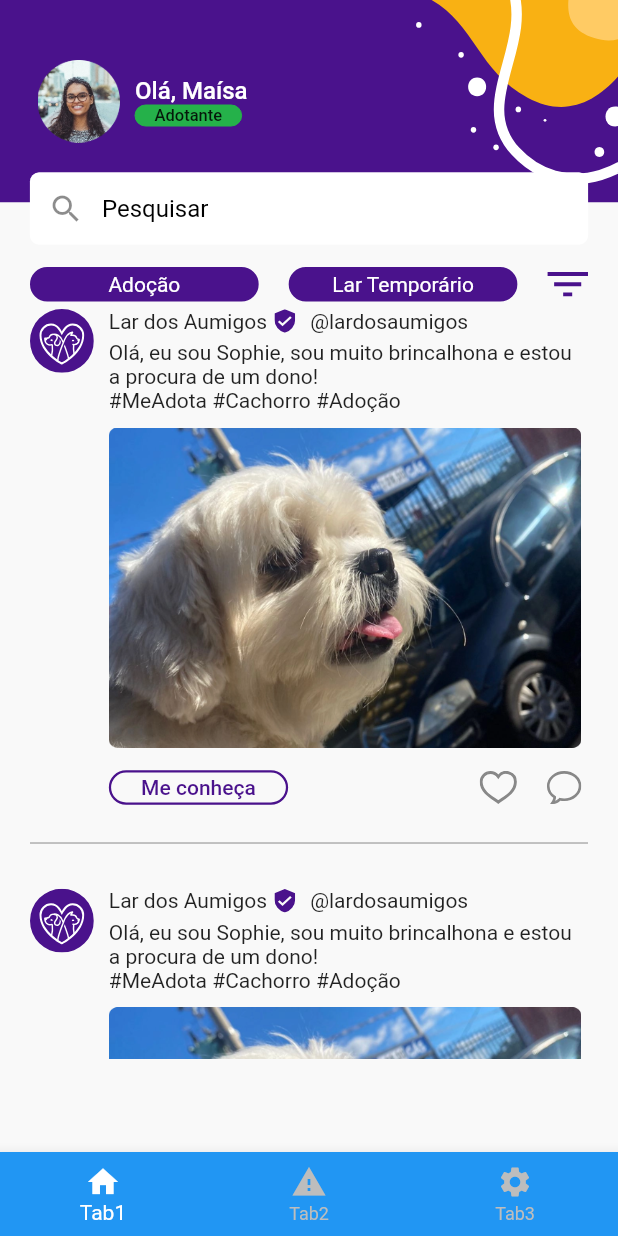
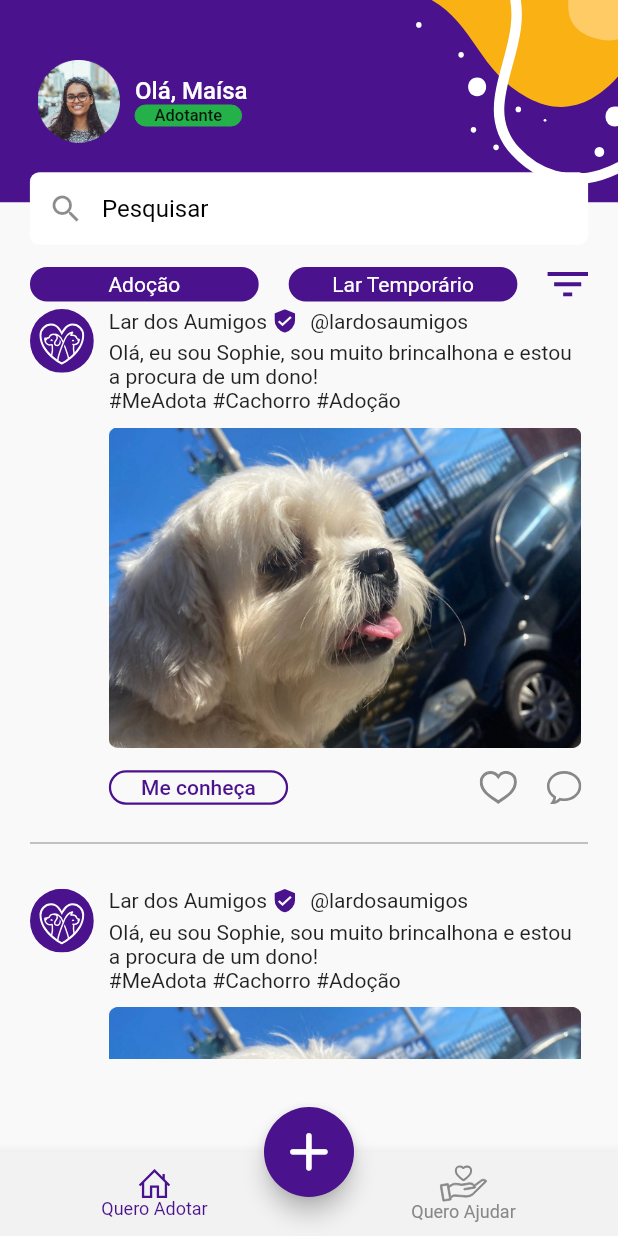
Before and after one commit to MarcalDev/PetBuddy, a Flutter app: the screen it shows after launch, on a phone screen of 412 x 824 dp. Run offline on Flutter 3.47's test engine with Material 2 defaults, Android fonts, the phone set to English and light mode, and no system bars; our stand-ins replace flutter_svg.

Commit message:
Ajustes para tab bar

```diff
--- a/lib/app/modules/home/pages/menu_principal_page.dart
+++ b/lib/app/modules/home/pages/menu_principal_page.dart
@@ -1,4 +1,8 @@
 import 'package:flutter/material.dart';
+import 'package:flutter_svg/svg.dart';
+import 'package:petbuddy/app/util/app_colors.dart';
+import 'package:petbuddy/app/util/assets_aplicativo.dart';
+import 'package:petbuddy/app/util/text_fonts.dart';
 
 import 'home_page.dart';
 
@@ -19,7 +23,6 @@ class _MenuPrincipalPageState extends State<MenuPrincipalPage> {
     listScreens = [
       HomePage(),
       HomePage(),
-      HomePage(),
     ];
   }
 
@@ -30,28 +33,41 @@ class _MenuPrincipalPageState extends State<MenuPrincipalPage> {
         color: Colors.yellow,
         home: Scaffold(
           body: listScreens[tabIndex],
+          floatingActionButton: Container(
+            child: Container(
+              height: 60,
+              width: 60,
+              child: FittedBox(
+                child: FloatingActionButton(
+                  backgroundColor: AppColors.corPadraoAplicativo,
+                  child: Icon(Icons.add_rounded, size: 40),
+                  onPressed: () {},
+                ),
+              ),
+            ),
+          ),
+          floatingActionButtonLocation: FloatingActionButtonLocation.centerDocked,
           bottomNavigationBar: BottomNavigationBar(
-              selectedItemColor: Colors.white,
-              unselectedItemColor: Colors.grey[400],
-              backgroundColor: Theme.of(context).primaryColor,
+              selectedItemColor: AppColors.corPadraoAplicativo,
+              unselectedItemColor: AppColors.corTabBarUnselected,
+              backgroundColor: AppColors.corTabBar,
+              selectedFontSize: TextFonts.fonteTextoPequeno,
+              unselectedFontSize: TextFonts.fonteTextoPequeno,
               currentIndex: tabIndex,
               onTap: (int index) {
                 setState(() {
                   tabIndex = index;
                 });
               },
-              items: const [
+              items: [
                 BottomNavigationBarItem(
-                  icon: Icon(Icons.home),
-                  label: 'Tab1',
+                  icon: SvgPicture.asset(AssetsAplicativo.iconeHome),
+                  label: 'Quero Adotar',
+
                 ),
                 BottomNavigationBarItem(
-                  icon: Icon(Icons.report_problem),
-                  label: 'Tab2',
-                ),
-                BottomNavigationBarItem(
-                  icon: Icon(Icons.settings),
-                  label: 'Tab3',
+                  icon: SvgPicture.asset(AssetsAplicativo.iconeQueroAjudar),
+                  label: 'Quero Ajudar',
                 ),
               ]),
           backgroundColor: Theme.of(context).primaryColor,
--- a/lib/app/util/app_colors.dart
+++ b/lib/app/util/app_colors.dart
@@ -9,4 +9,6 @@ class AppColors {
   static const corPadraoAplicativo = Color(0xff4A128C);
   static const corVerdeSelecao = Color(0xff25B14A);
   static const corCinza = Color(0xffAFAFAF);
+  static const corTabBar = Color(0xffF2F2F2);
+  static const corTabBarUnselected = Color(0xff888888);
 }
--- a/lib/app/util/assets_aplicativo.dart
+++ b/lib/app/util/assets_aplicativo.dart
@@ -17,4 +17,6 @@ class AssetsAplicativo {
   static const String fotoUsuario = "$pngPath/Foto_Usuario.png";
   static const String headerLogin = "$svgPath/Header_login.svg";
   static const String iconeFiltro = "$svgPath/Icon_Filtro.svg";
+  static const String iconeQueroAjudar = "$svgPath/Icone_Quero_Ajudar.svg";
+  static const String iconeHome = "$svgPath/Icone_Home.svg";
 }
```
Also changed, not shown: assets/svgs/Icone_Home.svg (added), assets/svgs/Icone_Quero_Ajudar.svg (added).
